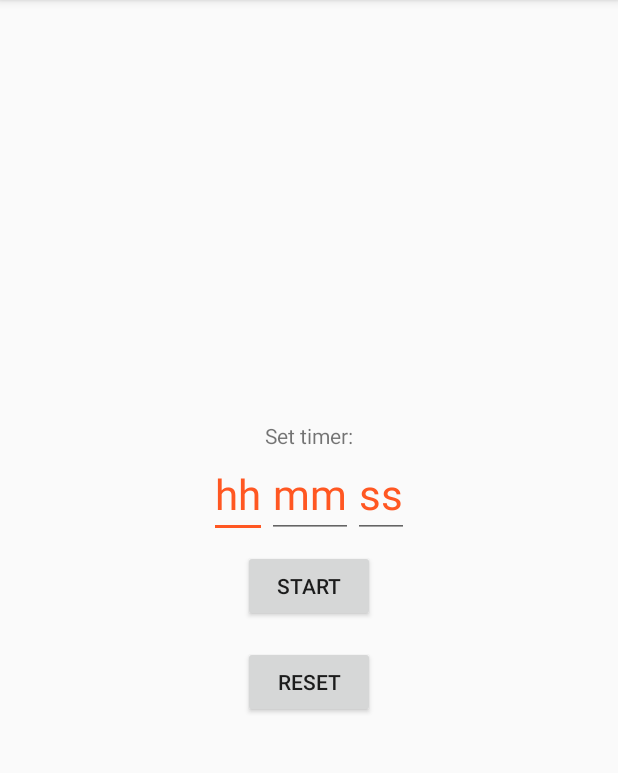
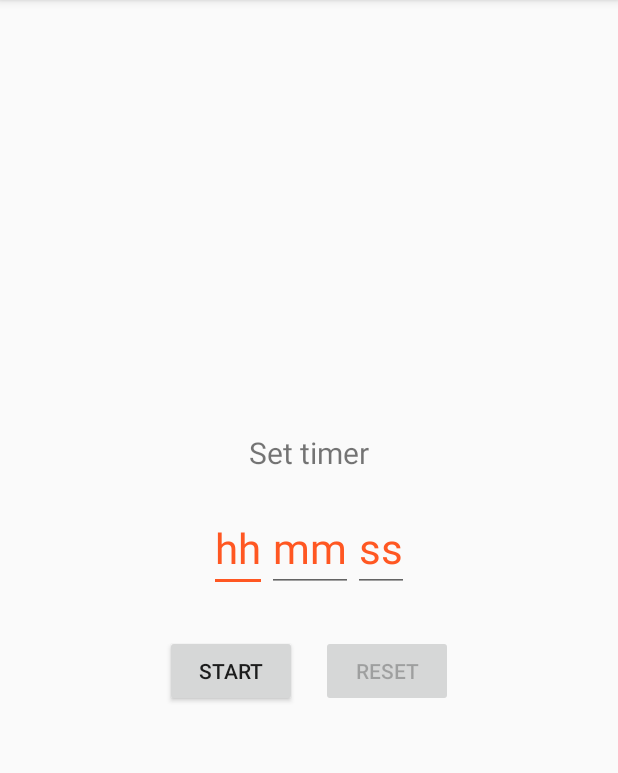
Before and after one commit to Abhi-1504/CountDown-Timer, an Android app: the screen it shows after launch (MainActivity), on a phone screen of 412 x 824 dp, the part 84-857 px from its top. Run offline under Robolectric (Android 15) with nearby library versions, the phone set to English and light mode, and no system bars.

Commit message:
005 Added disable functionality to buttons and add timer done sound

```diff
--- a/app/src/main/java/com/yoyi/android/countdowntimer/MainActivity.java
+++ b/app/src/main/java/com/yoyi/android/countdowntimer/MainActivity.java
@@ -1,5 +1,6 @@
 package com.yoyi.android.countdowntimer;
 
+import android.media.MediaPlayer;
 import android.os.CountDownTimer;
 import android.support.v7.app.AppCompatActivity;
 import android.os.Bundle;
@@ -14,8 +15,6 @@ import android.widget.Toast;
 import java.util.concurrent.TimeUnit;
 
 public class MainActivity extends AppCompatActivity {
-
-    // Push karo khush raho
     // TODO make new branch for this application
 
     private static final String FORMAT = "%02d:%02d:%02d";
@@ -24,7 +23,6 @@ public class MainActivity extends AppCompatActivity {
     TextView timer;
     TextView message;
     long timeInMilliSeconds;
-
     private EditText hour, minute, second;
     private int seconds, minutes, hours;
     private CountDownTimer counter;
@@ -32,6 +30,7 @@ public class MainActivity extends AppCompatActivity {
     private Button startAndPause, reset;
     private LinearLayout llUserInput;
     private LinearLayout llChronometer;
+    private MediaPlayer mp;
 
     @Override
     protected void onCreate(Bundle savedInstanceState) {
@@ -50,6 +49,9 @@ public class MainActivity extends AppCompatActivity {
         startAndPause = findViewById(R.id.start_button);
 
         reset = findViewById(R.id.reset_button);
+        reset.setEnabled(false);
+
+        mp = MediaPlayer.create(this, R.raw.alert);
 
         // Setting on click listener to start/pause button object
         startAndPause.setOnClickListener(new View.OnClickListener() {
@@ -75,6 +77,7 @@ public class MainActivity extends AppCompatActivity {
      * The Function instantiate the countdown timer counter object with value to start the count down from
      */
     private void startTimer() {
+        reset.setEnabled(true);
 
         firstTimerRunInitialization();
         Log.i("timeInMilliSeconds", "" + timeInMilliSeconds);
@@ -93,9 +96,11 @@ public class MainActivity extends AppCompatActivity {
 
             @Override
             public void onFinish() {
+                timer.setText("done!");
                 startAndPause.setText(R.string.start);
+                startAndPause.setEnabled(false);
                 timerRunningCheck = false;
-                timer.setText("done!");
+                mp.start();
             }
         }.start();
 
@@ -113,8 +118,11 @@ public class MainActivity extends AppCompatActivity {
     }
 
     private void resetTimer() {
+        startAndPause.setEnabled(true);
+        reset.setEnabled(false);
         llUserInput.setVisibility(View.VISIBLE);
         llChronometer.setVisibility(View.GONE);
+        message.setText("Set timer");
         counter.cancel();
         timeInMilliSeconds = 0;
         timerRunningCheck = false;
--- a/app/src/main/res/layout/activity_main.xml
+++ b/app/src/main/res/layout/activity_main.xml
@@ -11,19 +11,31 @@
         android:id="@+id/topLinearLayout"
         android:layout_width="match_parent"
         android:layout_height="wrap_content"
+        android:gravity="center"
         android:orientation="vertical"
-        android:gravity="center">
+        android:layout_centerHorizontal="true"
+        android:layout_centerVertical="true"
+        >
+
         <TextView
             android:id="@+id/txtMessage"
             android:layout_width="wrap_content"
             android:layout_height="wrap_content"
-            android:text="Set timer:"/>
+            android:text="Set timer"
+            android:textSize="20dp" />
+
+        <LinearLayout
+            android:layout_width="match_parent"
+            android:layout_height="100dp"
+            android:gravity="center"
+            android:orientation="horizontal">
 
             <LinearLayout
                 android:id="@+id/llUserInput"
-            android:layout_width="match_parent"
+                android:layout_width="wrap_content"
                 android:layout_height="wrap_content"
-            android:gravity="center">
+                android:layout_gravity="center"
+                android:visibility="visible">
 
                 <EditText
                     android:id="@+id/hour_input"
@@ -32,8 +44,8 @@
                     android:hint="@string/hours"
                     android:inputType="number"
                     android:maxLength="2"
-                android:textSize="@dimen/chronometer_textsize"
-                android:textColorHint="@color/colorAccent" />
+                    android:textColorHint="@color/colorAccent"
+                    android:textSize="@dimen/chronometer_textsize" />
 
                 <EditText
                     android:id="@+id/minute_input"
@@ -43,8 +55,8 @@
                     android:hint="@string/minutes"
                     android:inputType="number"
                     android:maxLength="2"
-                android:textSize="@dimen/chronometer_textsize"
-                android:textColorHint="@color/colorAccent" />
+                    android:textColorHint="@color/colorAccent"
+                    android:textSize="@dimen/chronometer_textsize" />
 
                 <EditText
                     android:id="@+id/second_input"
@@ -54,16 +66,15 @@
                     android:hint="@string/seconds"
                     android:inputType="number"
                     android:maxLength="2"
-                android:textSize="@dimen/chronometer_textsize"
-                android:textColorHint="@color/colorAccent" />
+                    android:textColorHint="@color/colorAccent"
+                    android:textSize="@dimen/chronometer_textsize" />
             </LinearLayout>
 
             <LinearLayout
                 android:id="@+id/llChronometer"
                 android:layout_width="wrap_content"
                 android:layout_height="wrap_content"
-            android:layout_gravity="center"
-            android:orientation="vertical">
+                android:layout_gravity="center">
 
                 <TextView
                     android:id="@+id/chronometer"
@@ -72,13 +83,17 @@
                     android:layout_centerHorizontal="true"
                     android:text="@string/timer_text"
                     android:textColor="@color/colorAccent"
-                android:textSize="@dimen/chronometer_textsize" />
+                    android:textSize="@dimen/chronometer_textsize"
+                    android:textAlignment="center"/>
             </LinearLayout>
         </LinearLayout>
+    </LinearLayout>
+
     <LinearLayout
+        android:id="@+id/buttonLayout"
         android:layout_width="match_parent"
         android:layout_height="wrap_content"
-        android:orientation="vertical"
+        android:orientation="horizontal"
         android:layout_below="@+id/topLinearLayout"
         android:gravity="center">
         <Button
@@ -101,5 +116,4 @@
             android:text="@string/reset"
             android:textAllCaps="true" />
     </LinearLayout>
-
 </RelativeLayout>
```
Also changed, not shown: 1 other file. Lines whose indentation alone changed are shown as unchanged.
